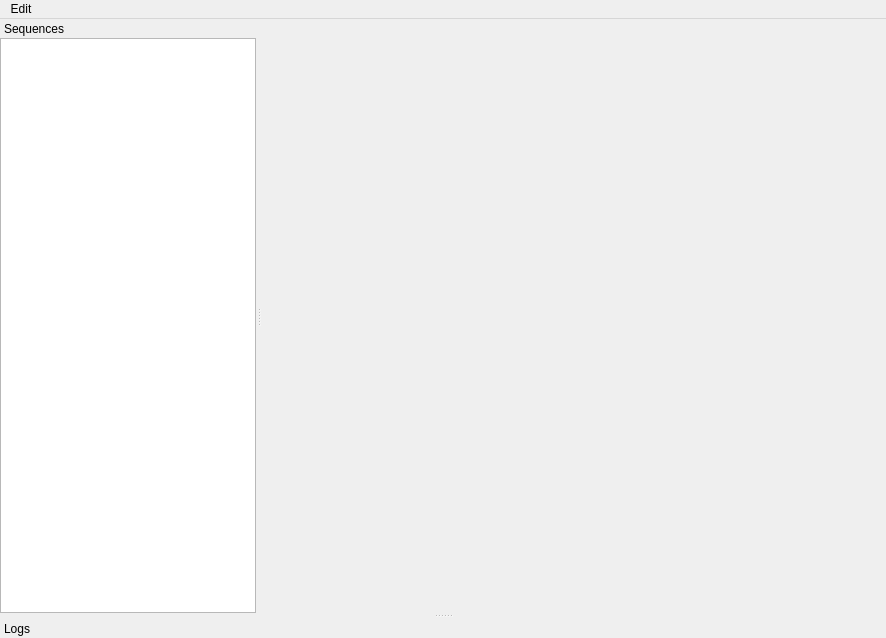
Above: condetrol/condetrol/experiment_viewer/resources/experiment_viewer.ui from light-scattering-iogs/caqtus before the change. Below: the same form after it.
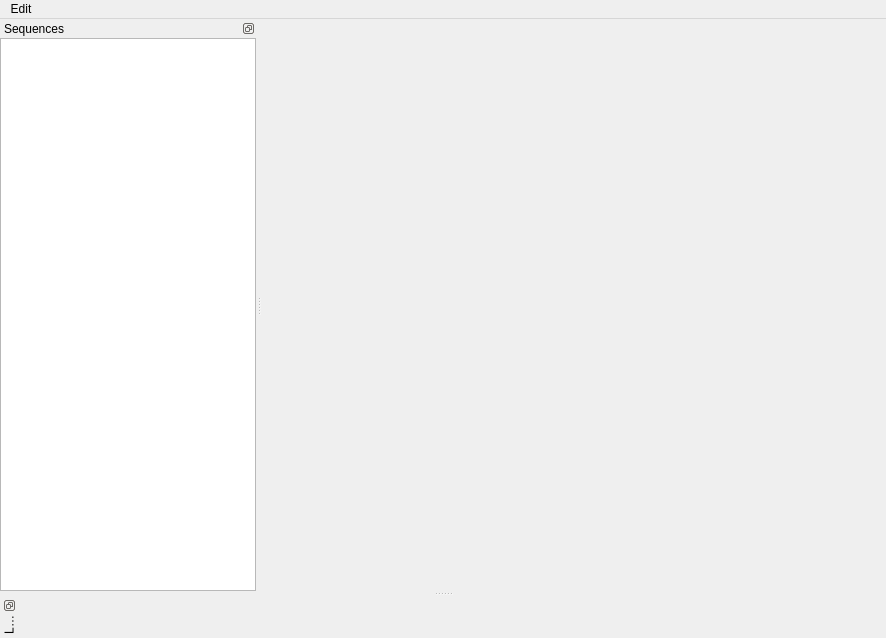
That is the form after the change. Icons and pictures are not drawn.

Commit message: Make log and sequence dock floatable

What changed in the file:
```diff
--- a/condetrol/condetrol/experiment_viewer/resources/experiment_viewer.ui
+++ b/condetrol/condetrol/experiment_viewer/resources/experiment_viewer.ui
@@ -42,7 +42,7 @@
   </widget>
   <widget class="QDockWidget" name="sequences_widget">
    <property name="features">
-    <set>QDockWidget::DockWidgetMovable</set>
+    <set>QDockWidget::DockWidgetFloatable|QDockWidget::DockWidgetMovable</set>
    </property>
    <property name="allowedAreas">
     <set>Qt::LeftDockWidgetArea</set>
@@ -81,7 +81,7 @@
   </widget>
   <widget class="QDockWidget" name="logs_dock">
    <property name="features">
-    <set>QDockWidget::DockWidgetMovable</set>
+    <set>QDockWidget::DockWidgetFloatable|QDockWidget::DockWidgetMovable|QDockWidget::DockWidgetVerticalTitleBar</set>
    </property>
    <property name="windowTitle">
     <string>Logs</string>
```
The commit also changes 1 other file.
